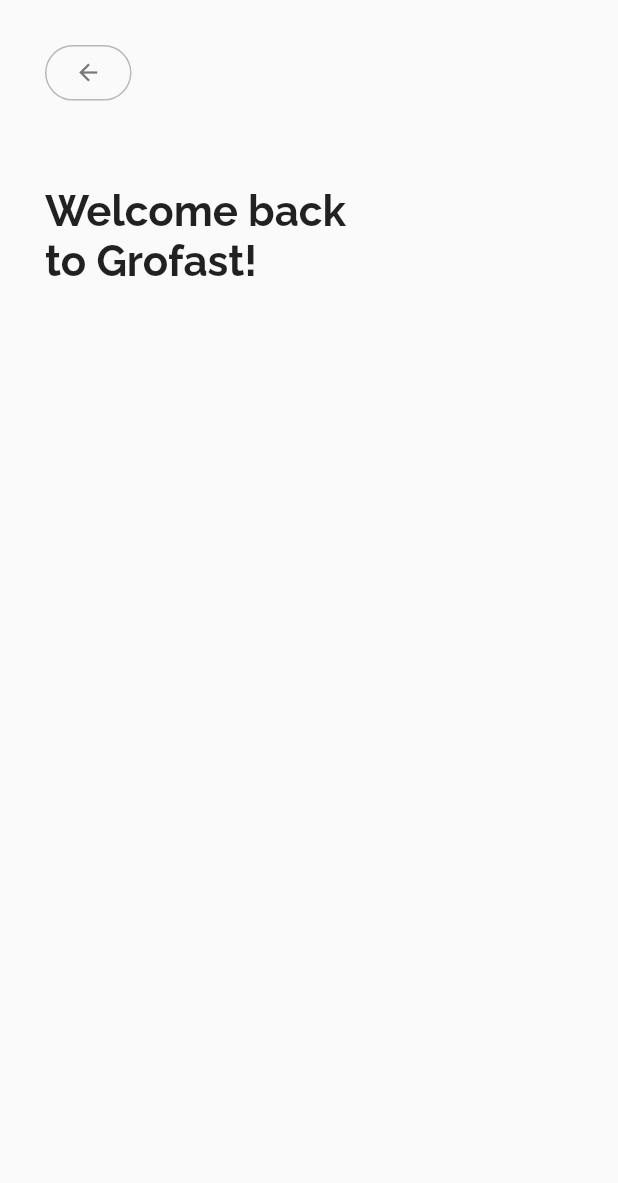
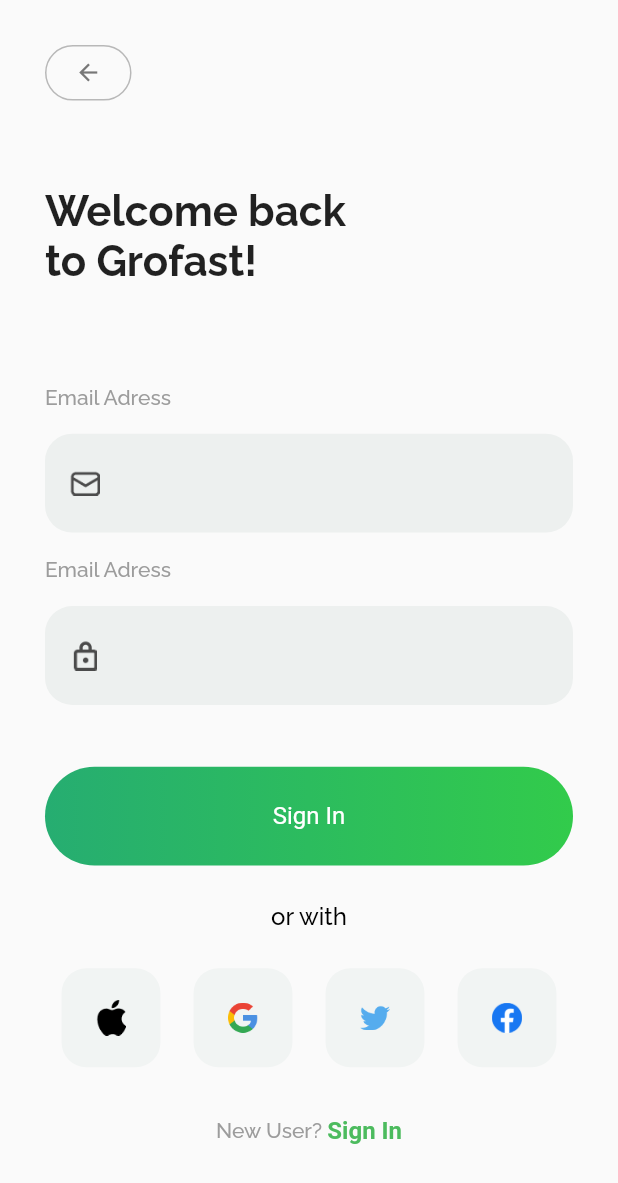
Before and after one commit to ahadjonovss/grofast, a Flutter app: the LoginPage screen opened directly, on a phone screen of 412 x 824 dp. Shown: the top 1183 px of the screen. Run offline on Flutter 3.47's test engine with Material 2 defaults, Android fonts, the phone set to English and light mode, and no system bars; drawn by our look-alikes of keyboard_dismisser, zoom_tap_animation; our stand-ins replace cloud_firestore, get_it, google_fonts, smooth_page_indicator; accounts and stored records are empty.

Commit message:
login page ui done

```diff
--- a/lib/ui/authorization/login_page.dart
+++ b/lib/ui/authorization/login_page.dart
@@ -1,13 +1,25 @@
 import 'package:flutter/material.dart';
+import 'package:grofast/ui/authorization/widgets/arrow_back.dart';
+import 'package:grofast/ui/authorization/widgets/auth_button.dart';
+import 'package:grofast/ui/authorization/widgets/auth_with_button.dart';
+import 'package:grofast/ui/authorization/widgets/text_field.dart';
 import 'package:grofast/utils/constants/colors.dart';
+import 'package:grofast/utils/constants/image.dart';
+import 'package:grofast/utils/routes/app_routes.dart';
+import 'package:keyboard_dismisser/keyboard_dismisser.dart';
+import 'package:zoom_tap_animation/zoom_tap_animation.dart';
 import '../../utils/constants/text_styles.dart';
 
 class LoginPage extends StatelessWidget {
-  const LoginPage({Key? key}) : super(key: key);
+   LoginPage({Key? key}) : super(key: key);
+
+  TextEditingController emailController=TextEditingController();
+  TextEditingController passwordController=TextEditingController();
 
   @override
   Widget build(BuildContext context) {
-    return Scaffold(
+    return KeyboardDismisser(
+      child: Scaffold(
         body: SafeArea(
           child: Container(
             height: MediaQuery.of(context).size.height,
@@ -16,19 +28,55 @@ class LoginPage extends StatelessWidget {
             child: Column(
               crossAxisAlignment: CrossAxisAlignment.start,
               children: [
-              Container(
-                height: MediaQuery.of(context).size.height*0.045,
-                width: MediaQuery.of(context).size.height*0.07,
-                decoration: BoxDecoration(
-                  borderRadius: BorderRadius.circular(100),
-                  border: Border.all(color: AppColors.C_777777.withOpacity(0.5))
+                ArrowBack(),
+                SizedBox(height: MediaQuery.of(context).size.height*0.07),
+                Text("Welcome back\nto Grofast!",style: TextStyles.defaultStyle,),
+                SizedBox(height: MediaQuery.of(context).size.height*0.08),
+                Text("Email Adress",style: TextStyles.fs14Cgrey),
+                SizedBox(height: MediaQuery.of(context).size.height*0.02),
+                CustomTextField(controller: emailController,icon: AppImages.email,),
+                SizedBox(height: MediaQuery.of(context).size.height*0.02),
+                Text("Email Adress",style: TextStyles.fs14Cgrey),
+                SizedBox(height: MediaQuery.of(context).size.height*0.02),
+                CustomTextField(controller: passwordController,icon: AppImages.lock,),
+                SizedBox(height: MediaQuery.of(context).size.height*0.05),
+                AuthButton(title: "Sign In"),
+                SizedBox(height: MediaQuery.of(context).size.height*0.03),
+                Align(
+                  alignment: Alignment.center,
+                    child: Text("or with",style: TextStyles.fs16Cblack,)),
+                SizedBox(height: MediaQuery.of(context).size.height*0.03),
+                Row(
+                  mainAxisAlignment: MainAxisAlignment.spaceAround,
+                  children: [
+                    AuthWithButton(icon: AppImages.apple),
+                    AuthWithButton(icon: AppImages.google),
+                    AuthWithButton(icon: AppImages.twitter),
+                    AuthWithButton(icon: AppImages.facebook),
+                  ],
                 ),
-                child: Center(child: Icon(Icons.arrow_back,color: AppColors.C_777777,size: 18,),),
+                SizedBox(height: MediaQuery.of(context).size.height*0.04),
+                Align(
+                  alignment: Alignment.center,
+                  child: Row(
+                    mainAxisAlignment: MainAxisAlignment.center,
+                    children: [
+                      Text("New User? ",style: TextStyles.fs14Cgrey,),
+                      InkWell(
+                        onTap: (){
+                          Navigator.pushNamed(context, RouteName.registerPage);
+                        },
+                          child: const Text("Sign In",style: TextStyle(color: AppColors.C_4CBB5E,fontWeight: FontWeight.bold,fontSize: 16),))
+                    ],
                   ),
-              SizedBox(height: MediaQuery.of(context).size.height*0.07),
-              Text("Welcome back\nto Grofast!",style: TextStyles.defaultStyle,)
+                )
+
+
+
+
 
               ],
+            ),
           ),
         ),
       ),
--- /dev/null
+++ b/lib/ui/authorization/widgets/arrow_back.dart
@@ -0,0 +1,26 @@
+import 'package:flutter/material.dart';
+import 'package:zoom_tap_animation/zoom_tap_animation.dart';
+
+import '../../../utils/constants/colors.dart';
+
+class ArrowBack extends StatelessWidget {
+  const ArrowBack({Key? key}) : super(key: key);
+
+  @override
+  Widget build(BuildContext context) {
+    return ZoomTapAnimation(
+      onTap: (){
+        Navigator.pop(context);
+      },
+      child: Container(
+        height: MediaQuery.of(context).size.height*0.045,
+        width: MediaQuery.of(context).size.height*0.07,
+        decoration: BoxDecoration(
+            borderRadius: BorderRadius.circular(100),
+            border: Border.all(color: AppColors.C_777777.withOpacity(0.5))
+        ),
+        child: const Center(child: Icon(Icons.arrow_back,color: AppColors.C_777777,size: 18,),),
+      ),
+    );
+  }
+}
--- /dev/null
+++ b/lib/ui/authorization/widgets/auth_button.dart
@@ -0,0 +1,29 @@
+import 'package:flutter/material.dart';
+import 'package:zoom_tap_animation/zoom_tap_animation.dart';
+
+import '../../../utils/constants/colors.dart';
+
+class AuthButton extends StatelessWidget {
+  String title;
+  AuthButton({required this.title,Key? key}) : super(key: key);
+
+  @override
+  Widget build(BuildContext context) {
+    return ZoomTapAnimation(
+      child: Container(
+        height: MediaQuery.of(context).size.height*0.08,
+        width: MediaQuery.of(context).size.width,
+        decoration:  BoxDecoration(
+            gradient:  const LinearGradient(
+                colors: [
+                  AppColors.C_26AD71,
+                  AppColors.C_32CB4B
+                ]
+            ),
+            borderRadius: BorderRadius.circular(MediaQuery.of(context).size.height*0.2)
+        ),
+        child:  Center(child: Text(title,style: TextStyle(color: Colors.white,fontSize: 16),)),
+      ),
+    );
+  }
+}
--- /dev/null
+++ b/lib/ui/authorization/widgets/auth_with_button.dart
@@ -0,0 +1,25 @@
+import 'package:flutter/material.dart';
+import 'package:zoom_tap_animation/zoom_tap_animation.dart';
+
+import '../../../utils/constants/colors.dart';
+import '../../../utils/constants/image.dart';
+
+class AuthWithButton extends StatelessWidget {
+  String icon;
+  AuthWithButton({required this.icon,Key? key}) : super(key: key);
+
+  @override
+  Widget build(BuildContext context) {
+    return ZoomTapAnimation(
+      child: Container(
+        height: MediaQuery.of(context).size.height*0.08,
+        width: MediaQuery.of(context).size.height*0.08,
+        decoration: BoxDecoration(
+            color: AppColors.C_F1F4F3,
+            borderRadius: BorderRadius.circular(MediaQuery.of(context).size.height*0.02)
+        ),
+        child: Center(child: Image.asset(icon,width: 20,),),
+      ),
+    );
+  }
+}
--- /dev/null
+++ b/lib/ui/authorization/widgets/text_field.dart
@@ -0,0 +1,37 @@
+import 'package:flutter/material.dart';
+import '../../../utils/constants/colors.dart';
+import '../../../utils/constants/image.dart';
+
+class CustomTextField extends StatelessWidget {
+  TextEditingController controller;
+  String icon;
+  CustomTextField({required this.controller,required this.icon, Key? key}) : super(key: key);
+
+  @override
+  Widget build(BuildContext context) {
+    return Container(
+      height: MediaQuery.of(context).size.height*0.08,
+      width: MediaQuery.of(context).size.width,
+      padding: EdgeInsets.only(left: MediaQuery.of(context).size.height*0.02),
+      decoration: BoxDecoration(
+          color: AppColors.C_194B38.withOpacity(0.06),
+          borderRadius: BorderRadius.circular(MediaQuery.of(context).size.height*0.022)
+      ),
+      child: Center(
+        child: Row(
+          children: [
+            Image.asset(icon,width: 20,height: 20,),
+            const SizedBox(width: 20,),
+             Expanded(child: TextField(
+              controller: controller,
+              decoration: const InputDecoration(
+                  border: InputBorder.none
+              ),
+            ))
+
+          ],
+        ),
+      ),
+    );
+  }
+}
--- a/lib/utils/constants/colors.dart
+++ b/lib/utils/constants/colors.dart
@@ -8,4 +8,6 @@ class AppColors{
   static const C_32CB4B = Color(0xFF32CB4B);
   static const C_2BAF6F = Color(0xFF2BAF6F);
   static const C_777777 = Color(0xFF777777);
+  static const C_F1F4F3 = Color(0xFFF1F4F3);
+
 }
--- a/lib/utils/constants/image.dart
+++ b/lib/utils/constants/image.dart
@@ -6,5 +6,12 @@ class AppImages{
   static const onboarding_1="assets/images/onboarding/first.png";
   static const onboarding_2="assets/images/onboarding/second.png";
   static const onboarding_3="assets/images/onboarding/third.png";
-  static const ellipse="assets/images/onboarding/ellipse.png";
+
+  //icons
+  static const email = "assets/icons/email.png";
+  static const lock = "assets/icons/lock.png";
+  static const apple = "assets/icons/apple.png";
+  static const google = "assets/icons/google.png";
+  static const twitter = "assets/icons/twitter.png";
+  static const facebook = "assets/icons/facebook.png";
 }
--- a/lib/utils/constants/text_styles.dart
+++ b/lib/utils/constants/text_styles.dart
@@ -1,7 +1,11 @@
 import 'dart:ui';
 
+import 'package:flutter/material.dart';
 import 'package:google_fonts/google_fonts.dart';
+import 'package:grofast/utils/constants/colors.dart';
 
 class TextStyles{
   static dynamic defaultStyle = GoogleFonts.getFont("Raleway",fontWeight: FontWeight.w700,fontSize: 28);
+  static dynamic fs14Cgrey = GoogleFonts.getFont("Raleway",fontWeight: FontWeight.w500,fontSize: 14,color: AppColors.C_9C9C9C);
+  static dynamic fs16Cblack = GoogleFonts.getFont("Raleway",fontWeight: FontWeight.w500,fontSize: 16,color: Colors.black);
 }
--- a/pubspec.yaml
+++ b/pubspec.yaml
@@ -20,6 +20,8 @@ dependencies:
   get_it: ^7.2.0
   smooth_page_indicator: ^1.0.0+2
   google_fonts: ^3.0.1
+  keyboard_dismisser: ^3.0.0
+  zoom_tap_animation: ^1.1.0
 
 dev_dependencies:
   flutter_test:
@@ -35,6 +37,7 @@ flutter:
   assets:
     - assets/images/
     - assets/images/onboarding/
+    - assets/icons/
   #   - images/a_dot_ham.jpeg
 
   # An image asset can refer to one or more resolution-specific "variants", see
```
Also changed, not shown: assets/icons/apple.png (added), assets/icons/email.png (added), assets/icons/facebook.png (added), assets/icons/google.png (added), assets/icons/lock.png (added), assets/icons/twitter.png (added), pubspec.lock. Lines whose indentation alone changed are shown as unchanged.
